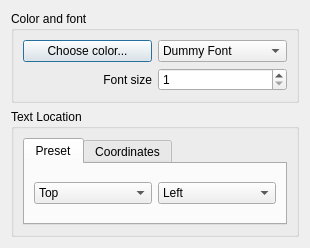
Old version of the form src/Interface/Modules/Visualization/ShowString.ui in the repository SCIInstitute/SCIRun.
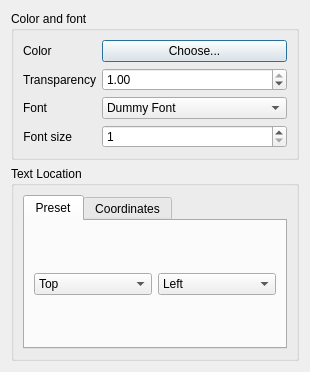
New version of the form.

```diff
--- a/src/Interface/Modules/Visualization/ShowString.ui
+++ b/src/Interface/Modules/Visualization/ShowString.ui
@@ -7,7 +7,7 @@
     <x>0</x>
     <y>0</y>
     <width>310</width>
-    <height>248</height>
+    <height>372</height>
    </rect>
   </property>
   <property name="sizePolicy">
@@ -19,7 +19,7 @@
   <property name="minimumSize">
    <size>
     <width>310</width>
-    <height>248</height>
+    <height>372</height>
    </size>
   </property>
   <property name="windowTitle">
@@ -31,29 +31,28 @@
      <property name="title">
       <string>Color and font</string>
      </property>
-     <layout class="QGridLayout" name="gridLayout_2">
-      <item row="0" column="0">
-       <layout class="QHBoxLayout" name="horizontalLayout">
-        <item>
-         <widget class="QPushButton" name="colorButton_">
-          <property name="text">
-           <string>Choose color...</string>
-          </property>
-         </widget>
-        </item>
-       </layout>
-      </item>
-      <item row="2" column="2">
-       <widget class="QSpinBox" name="fontSizeSpinBox_">
-        <property name="minimum">
-         <number>1</number>
+     <layout class="QFormLayout" name="formLayout">
+      <item row="1" column="1">
+       <widget class="QPushButton" name="colorButton_">
+        <property name="text">
+         <string>Choose...</string>
         </property>
+       </widget>
+      </item>
+      <item row="3" column="1">
+       <widget class="QDoubleSpinBox" name="alphaDoubleSpinBox_">
         <property name="maximum">
-         <number>999</number>
+         <double>1.000000000000000</double>
+        </property>
+        <property name="singleStep">
+         <double>0.010000000000000</double>
+        </property>
+        <property name="value">
+         <double>1.000000000000000</double>
         </property>
        </widget>
       </item>
-      <item row="0" column="2">
+      <item row="5" column="1">
        <widget class="QComboBox" name="fontComboBox_">
         <item>
          <property name="text">
@@ -62,7 +61,41 @@
         </item>
        </widget>
       </item>
-      <item row="2" column="0">
+      <item row="7" column="1">
+       <widget class="QSpinBox" name="fontSizeSpinBox_">
+        <property name="minimum">
+         <number>1</number>
+        </property>
+        <property name="maximum">
+         <number>999</number>
+        </property>
+       </widget>
+      </item>
+      <item row="1" column="0">
+       <widget class="QLabel" name="label_5">
+        <property name="text">
+         <string>Color</string>
+        </property>
+       </widget>
+      </item>
+      <item row="3" column="0">
+       <widget class="QLabel" name="label_4">
+        <property name="text">
+         <string>Transparency</string>
+        </property>
+        <property name="alignment">
+         <set>Qt::AlignRight|Qt::AlignTrailing|Qt::AlignVCenter</set>
+        </property>
+       </widget>
+      </item>
+      <item row="5" column="0">
+       <widget class="QLabel" name="label_6">
+        <property name="text">
+         <string>Font</string>
+        </property>
+       </widget>
+      </item>
+      <item row="7" column="0">
        <widget class="QLabel" name="label">
         <property name="text">
          <string>Font size</string>
```
Left out of the diff: 6 changed lines with no effect on the pictures.
